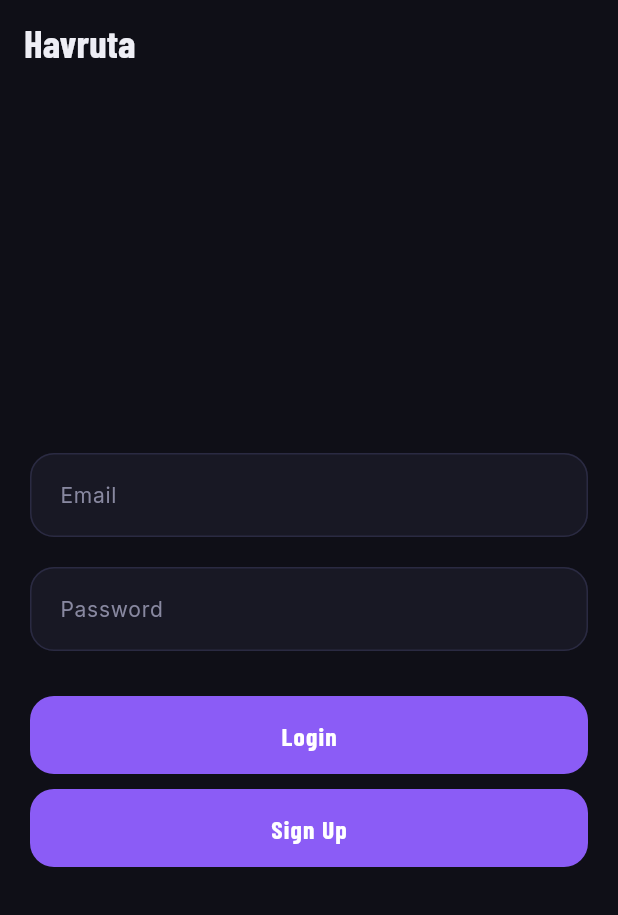
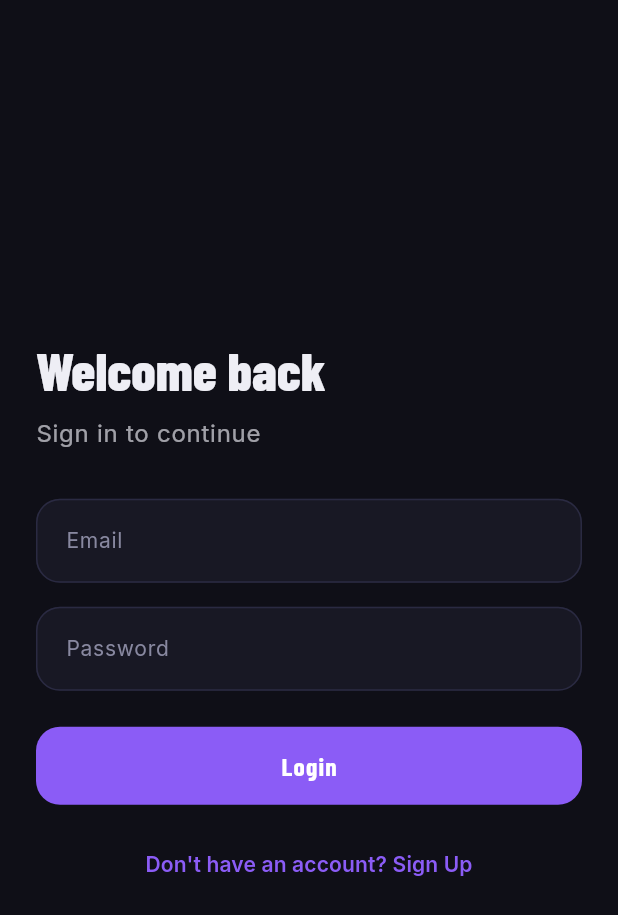
Before and after one commit to oriNesher/havruta, a Flutter app: the screen it shows after launch, on a phone screen of 412 x 824 dp. Shown: the top 915 px of the screen. Run offline on Flutter 3.47's test engine with Material 3 defaults, Android fonts, the phone set to English and light mode, and no system bars; our stand-ins replace app_links, cloud_firestore, cloud_functions, firebase_auth, firebase_core, firebase_messaging and 5 more; accounts and stored records are empty.

```diff
--- /dev/null
+++ b/devtools_options.yaml
@@ -0,0 +1,3 @@
+description: This file stores settings for Dart & Flutter DevTools.
+documentation: https://docs.flutter.dev/tools/devtools/extensions#configure-extension-enablement-states
+extensions:
--- a/lib/auth/login_screen.dart
+++ b/lib/auth/login_screen.dart
@@ -15,56 +15,78 @@ class _LoginScreenState extends State<LoginScreen> {
 
   final auth = FirebaseAuth.instance;
 
-  Future<void> signUp() async {
+  bool isSignUp = false;
+  bool isSubmitting = false;
+
+  void _toggleMode() {
+    setState(() => isSignUp = !isSignUp);
+  }
+
+  Future<void> _submit() async {
+    setState(() => isSubmitting = true);
     try {
+      if (isSignUp) {
         await auth.createUserWithEmailAndPassword(
           email: emailController.text.trim(),
           password: passwordController.text.trim(),
         );
 
+        if (!mounted) return;
         Navigator.push(
           context,
           MaterialPageRoute(builder: (_) => const UsernameScreen()),
         );
-    } catch (e) {
-      ScaffoldMessenger.of(
-        context,
-      ).showSnackBar(SnackBar(content: Text(e.toString())));
-    }
-  }
-
-  Future<void> login() async {
-    try {
+      } else {
         await auth.signInWithEmailAndPassword(
           email: emailController.text.trim(),
           password: passwordController.text.trim(),
         );
-
-      ScaffoldMessenger.of(
-        context,
-      ).showSnackBar(const SnackBar(content: Text("Logged in")));
+      }
     } catch (e) {
+      if (!mounted) return;
       ScaffoldMessenger.of(
         context,
       ).showSnackBar(SnackBar(content: Text(e.toString())));
+    } finally {
+      if (mounted) setState(() => isSubmitting = false);
     }
   }
 
   @override
   Widget build(BuildContext context) {
+    final theme = Theme.of(context);
+
     return Scaffold(
-      appBar: AppBar(title: const Text('Havruta')),
-      body: Padding(
-        padding: const EdgeInsets.all(20),
+      body: SafeArea(
+        child: Padding(
+          padding: const EdgeInsets.all(24),
           child: Column(
             mainAxisAlignment: MainAxisAlignment.center,
+            crossAxisAlignment: CrossAxisAlignment.start,
             children: [
+              Text(
+                isSignUp ? 'Create account' : 'Welcome back',
+                style: theme.textTheme.headlineLarge,
+              ),
+              const SizedBox(height: 8),
+              Text(
+                isSignUp
+                    ? 'Sign up to start your Havruta'
+                    : 'Sign in to continue',
+                style: theme.textTheme.bodyLarge?.copyWith(
+                  color: theme.colorScheme.onSurface.withValues(alpha: 0.65),
+                ),
+              ),
+
+              const SizedBox(height: 32),
+
               TextField(
                 controller: emailController,
+                keyboardType: TextInputType.emailAddress,
                 decoration: const InputDecoration(labelText: "Email"),
               ),
 
-            const SizedBox(height: 20),
+              const SizedBox(height: 16),
 
               TextField(
                 controller: passwordController,
@@ -72,14 +94,42 @@ class _LoginScreenState extends State<LoginScreen> {
                 decoration: const InputDecoration(labelText: "Password"),
               ),
 
-            const SizedBox(height: 30),
+              const SizedBox(height: 24),
 
-            ElevatedButton(onPressed: login, child: const Text("Login")),
+              SizedBox(
+                width: double.infinity,
+                child: ElevatedButton(
+                  onPressed: isSubmitting ? null : _submit,
+                  child: isSubmitting
+                      ? const SizedBox(
+                          height: 20,
+                          width: 20,
+                          child: CircularProgressIndicator(
+                            strokeWidth: 2,
+                            color: Colors.white,
+                          ),
+                        )
+                      : Text(isSignUp ? "Create Account" : "Login"),
+                ),
+              ),
 
-            const SizedBox(height: 10),
+              const SizedBox(height: 16),
 
-            ElevatedButton(onPressed: signUp, child: const Text("Sign Up")),
+              SizedBox(
+                width: double.infinity,
+                child: Center(
+                  child: TextButton(
+                    onPressed: isSubmitting ? null : _toggleMode,
+                    child: Text(
+                      isSignUp
+                          ? "Already have an account? Sign In"
+                          : "Don't have an account? Sign Up",
+                    ),
+                  ),
+                ),
+              ),
             ],
+          ),
         ),
       ),
     );
```
Lines whose indentation alone changed are shown as unchanged.
